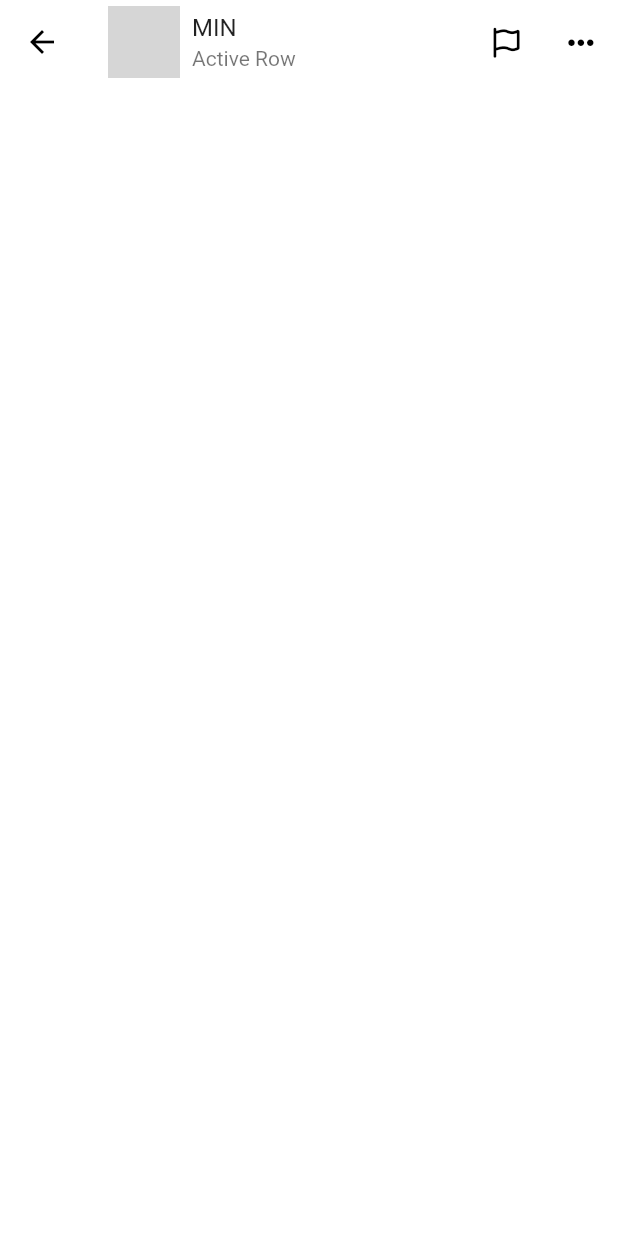
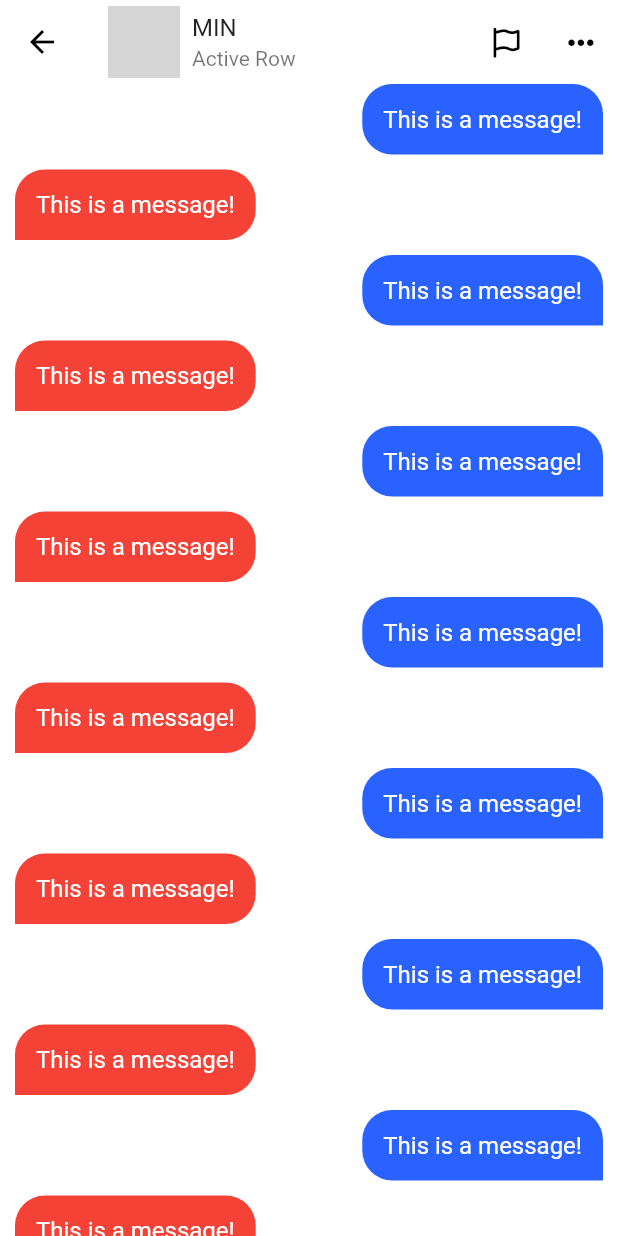
Before and after one commit to nomad-challenge/tictok-clone, a Flutter app: the ChatDetailScreen screen opened directly, on a phone screen of 412 x 824 dp. Run offline on Flutter 3.47's test engine with Material 3 defaults, Android fonts, the phone set to English and light mode, and no system bars; our stand-ins replace font_awesome_flutter, video_player, visibility_detector; network calls fail; grey boxes are pictures that could not be loaded.

Commit message:
11.4 Chat Detail - ListView.separated

```diff
--- a/lib/features/inbox/chat_detail_screen.dart
+++ b/lib/features/inbox/chat_detail_screen.dart
@@ -43,6 +43,65 @@ class _ChatDetailScreenState extends State<ChatDetailScreen> {
           ),
         ),
       ),
+      body: Stack(
+        children: [
+          ListView.separated(
+            itemBuilder: (context, index) {
+              final bool isMine = index % 2 == 0;
+              return Row(
+                mainAxisSize: MainAxisSize.min,
+                mainAxisAlignment:
+                    isMine ? MainAxisAlignment.end : MainAxisAlignment.start,
+                children: [
+                  Padding(
+                    padding: const EdgeInsets.symmetric(
+                      horizontal: Sizes.size10,
+                    ),
+                    child: Container(
+                      padding: const EdgeInsets.all(
+                        Sizes.size14,
+                      ),
+                      decoration: BoxDecoration(
+                        color: isMine
+                            ? Theme.of(context).primaryColor
+                            : Colors.red,
+                        borderRadius: BorderRadius.only(
+                          topLeft: const Radius.circular(
+                            Sizes.size20,
+                          ),
+                          topRight: const Radius.circular(
+                            Sizes.size20,
+                          ),
+                          bottomLeft: isMine
+                              ? const Radius.circular(
+                                  Sizes.size20,
+                                )
+                              : Radius.zero,
+                          bottomRight: isMine
+                              ? Radius.zero
+                              : const Radius.circular(
+                                  Sizes.size20,
+                                ),
+                        ),
+                      ),
+                      child: const Text(
+                        "This is a message!",
+                        overflow: TextOverflow.ellipsis,
+                        style: TextStyle(
+                          color: Colors.white,
+                          fontSize: Sizes.size16,
+                        ),
+                      ),
+                    ),
+                  ),
+                ],
+              );
+            },
+            separatorBuilder: (context, index) => Gaps.v10,
+            itemCount: 20,
+          ),
+        ],
+      ),
     );
   }
 }
```
